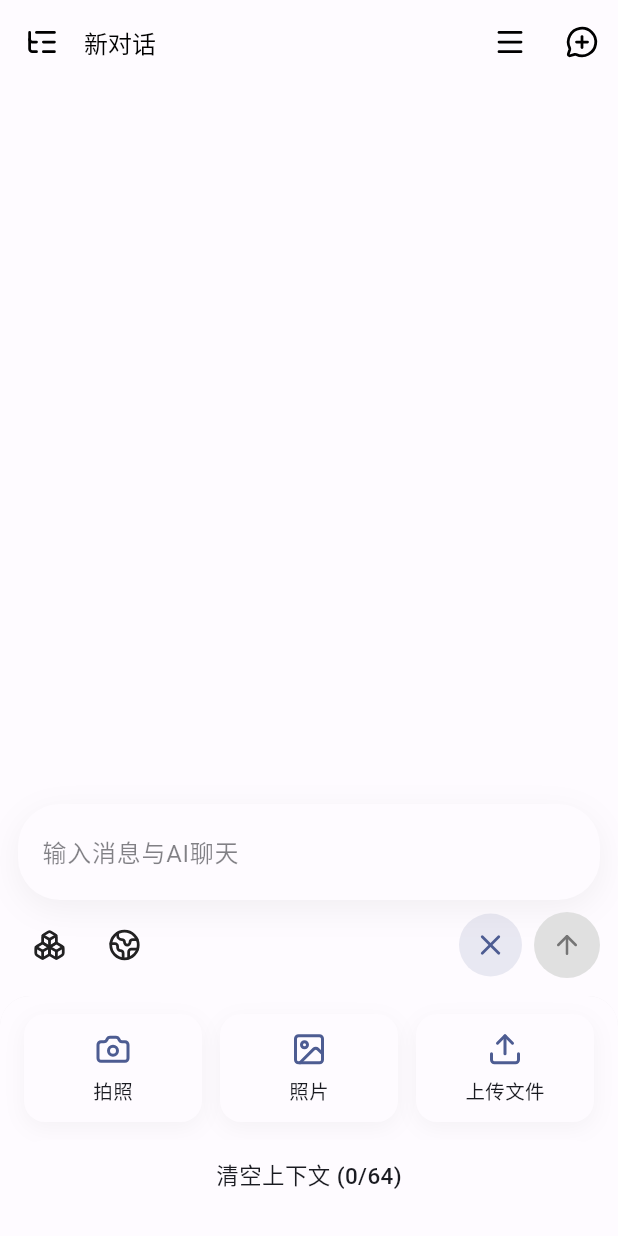
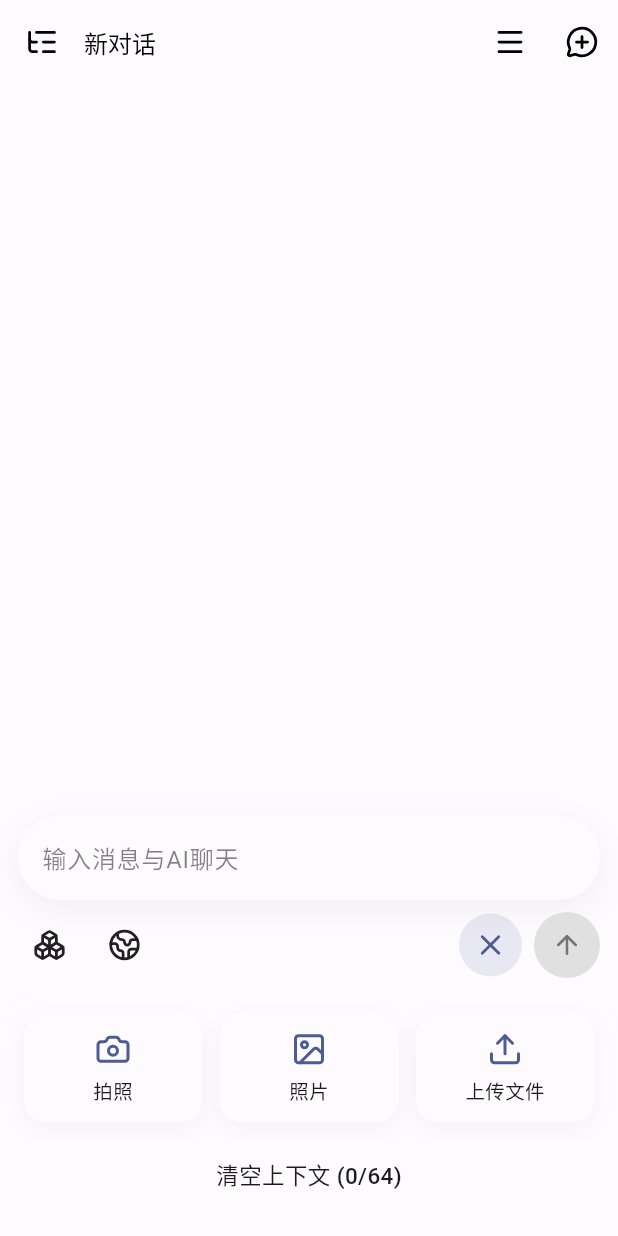
Before and after one commit to Chevey339/kelivo_demo, a Flutter app: the screen it shows after launch, item 3 of the bottom bar chosen, on a phone screen of 412 x 824 dp. Run offline on Flutter 3.47's test engine with Material 3 defaults, Android fonts, the phone set to English and light mode, and no system bars; drawn by our look-alikes of dynamic_color; our stand-ins replace cross_file, file_picker, flutter_highlight, flutter_slidable, flutter_svg, flutter_tts and 11 more; missing offline and left inert: gpt_markdown, mcp_client, mobile_scanner, read_pdf_text, syncfusion_flutter_core; accounts and stored records are empty.

Commit message:
fix: Adjust padding in ChatInputBar

```diff
--- a/lib/widgets/chat_input_bar.dart
+++ b/lib/widgets/chat_input_bar.dart
@@ -268,7 +268,7 @@ class _ChatInputBarState extends State<ChatInputBar> {
                     : AppShadows.soft,
               ),
               child: Padding(
-                padding: const EdgeInsets.symmetric(horizontal: AppSpacing.md, vertical: AppSpacing.xs),
+                padding: const EdgeInsets.symmetric(horizontal: AppSpacing.md, vertical: AppSpacing.xxs),
                 child: TextField(
                   controller: _controller,
                   focusNode: widget.focusNode,
```
